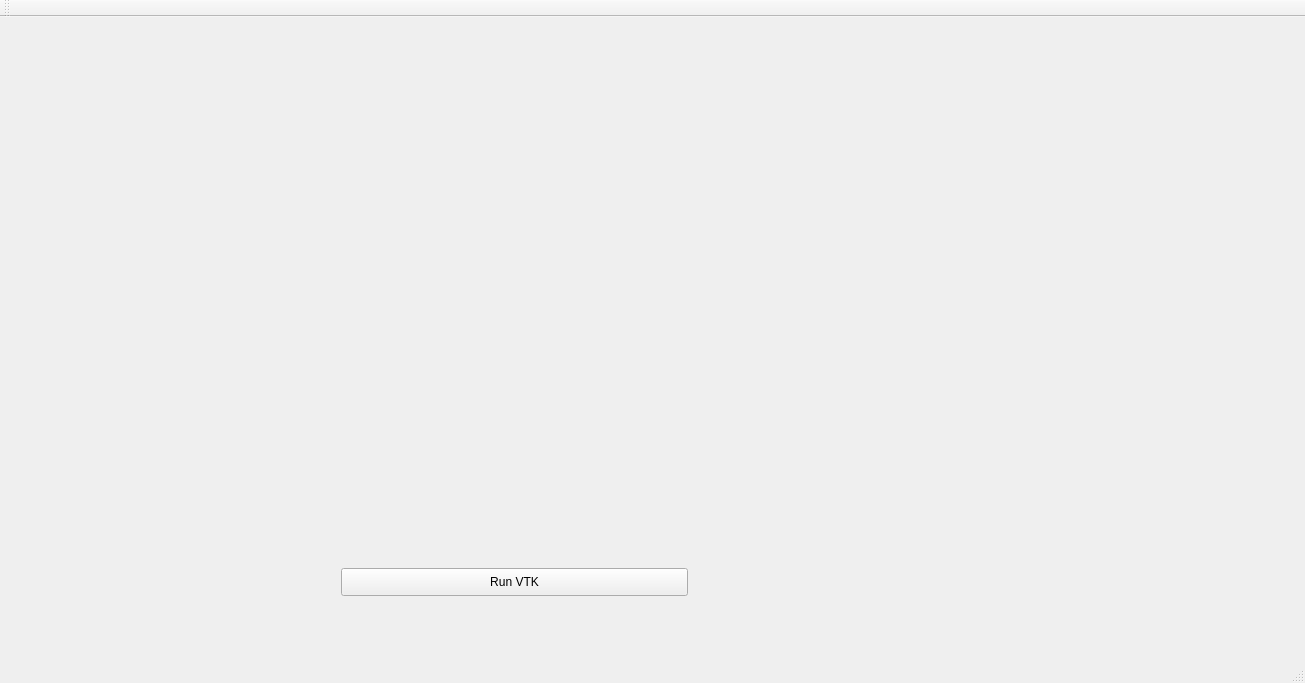
Old version of the form Comparisoft/QT/Comparisoft/mainwindow.ui in the repository zifangah/Capstone3DModelling.
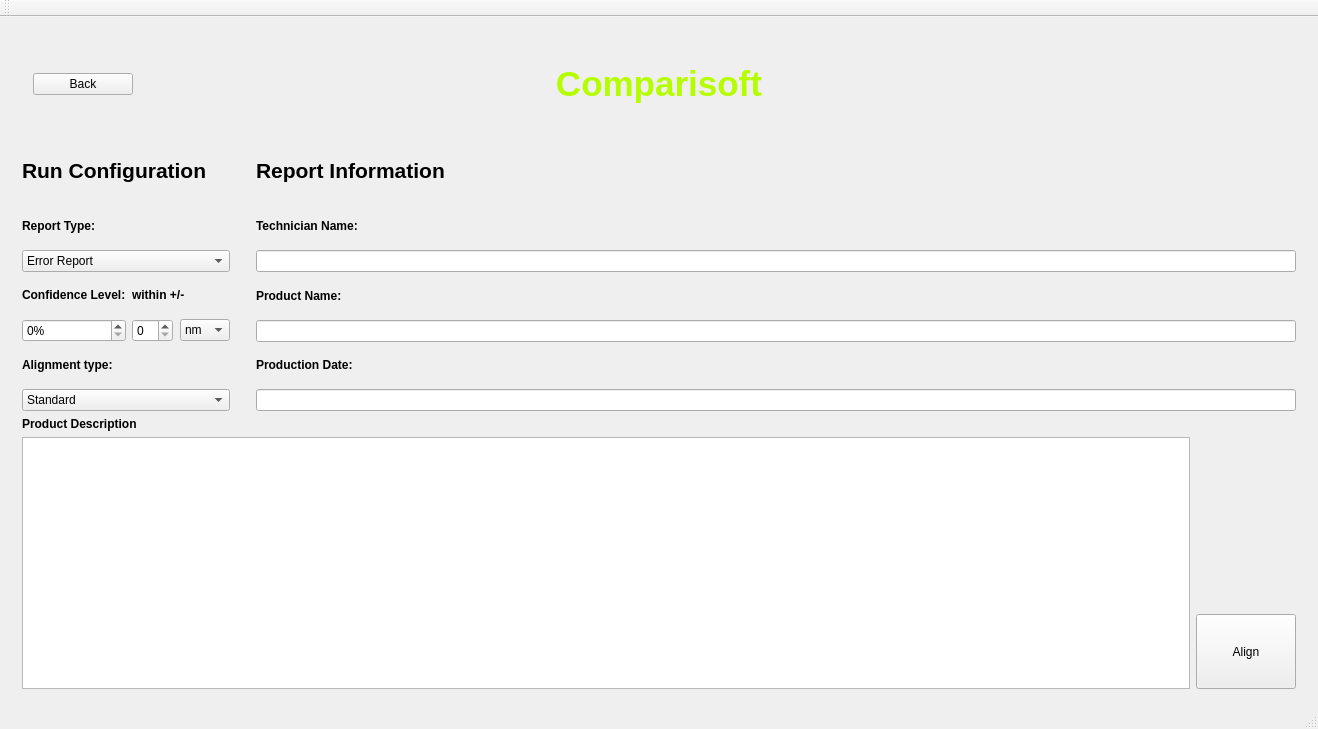
New version of the form. The open tabs and pages were chosen to show the change.

Commit message:
Latest UI changes included after merging master into UnifiedAlignment
Latest UI Changes

Patch:
```diff
--- a/Comparisoft/QT/Comparisoft/mainwindow.ui
+++ b/Comparisoft/QT/Comparisoft/mainwindow.ui
@@ -6,8 +6,8 @@
    <rect>
     <x>0</x>
     <y>0</y>
-    <width>1305</width>
-    <height>683</height>
+    <width>1318</width>
+    <height>729</height>
    </rect>
   </property>
   <property name="windowTitle">
@@ -21,8 +21,20 @@
     </sizepolicy>
    </property>
    <layout class="QVBoxLayout" name="verticalLayout_12">
+    <property name="topMargin">
+     <number>7</number>
+    </property>
+    <property name="bottomMargin">
+     <number>7</number>
+    </property>
     <item>
      <widget class="QStackedWidget" name="View_Holder">
+      <property name="minimumSize">
+       <size>
+        <width>0</width>
+        <height>0</height>
+       </size>
+      </property>
       <property name="currentIndex">
        <number>0</number>
       </property>
@@ -46,7 +58,10 @@
               <enum>QLayout::SetMinimumSize</enum>
              </property>
              <item>
-              <widget class="QLabel" name="label">
+              <widget class="QWidget" name="widget_4" native="true"/>
+             </item>
+             <item>
+              <widget class="QLabel" name="Banner">
                <property name="maximumSize">
                 <size>
                  <width>16777215</width>
@@ -278,19 +293,354 @@
        </layout>
       </widget>
       <widget class="QWidget" name="Config_Page">
-       <widget class="QPushButton" name="RunVTK">
-        <property name="geometry">
-         <rect>
-          <x>330</x>
-          <y>540</y>
-          <width>347</width>
-          <height>28</height>
-         </rect>
-        </property>
-        <property name="text">
-         <string>Run VTK</string>
-        </property>
-       </widget>
+       <layout class="QVBoxLayout" name="verticalLayout_15">
+        <item>
+         <widget class="QWidget" name="widget_3" native="true">
+          <property name="maximumSize">
+           <size>
+            <width>16777215</width>
+            <height>100</height>
+           </size>
+          </property>
+          <layout class="QVBoxLayout" name="verticalLayout_16">
+           <item>
+            <layout class="QHBoxLayout" name="horizontalLayout_10">
+             <property name="sizeConstraint">
+              <enum>QLayout::SetMinimumSize</enum>
+             </property>
+             <item>
+              <widget class="QPushButton" name="ReturnToMainPage">
+               <property name="maximumSize">
+                <size>
+                 <width>100</width>
+                 <height>16777215</height>
+                </size>
+               </property>
+               <property name="text">
+                <string>Back</string>
+               </property>
+              </widget>
+             </item>
+             <item>
+              <widget class="QWidget" name="widget_6" native="true"/>
+             </item>
+             <item>
+              <widget class="QLabel" name="Banner_2">
+               <property name="maximumSize">
+                <size>
+                 <width>16777215</width>
+                 <height>50</height>
+                </size>
+               </property>
+               <property name="text">
+                <string>&lt;html&gt;&lt;head/&gt;&lt;body&gt;&lt;p&gt;&lt;span style=&quot; font-size:26pt; font-weight:600; color:#b6fd01;&quot;&gt;Comparisoft&lt;/span&gt;&lt;/p&gt;&lt;/body&gt;&lt;/html&gt;</string>
+               </property>
+               <property name="textFormat">
+                <enum>Qt::RichText</enum>
+               </property>
+               <property name="alignment">
+                <set>Qt::AlignCenter</set>
+               </property>
+              </widget>
+             </item>
+             <item>
+              <widget class="QWidget" name="widget_7" native="true">
+               <property name="minimumSize">
+                <size>
+                 <width>0</width>
+                 <height>76</height>
+                </size>
+               </property>
+              </widget>
+             </item>
+             <item>
+              <widget class="QWidget" name="widget_2" native="true">
+               <property name="maximumSize">
+                <size>
+                 <width>100</width>
+                 <height>16777215</height>
+                </size>
+               </property>
+              </widget>
+             </item>
+            </layout>
+           </item>
+          </layout>
+         </widget>
+        </item>
+        <item>
+         <layout class="QHBoxLayout" name="horizontalLayout_11">
+          <item>
+           <layout class="QVBoxLayout" name="verticalLayout_17">
+            <item>
+             <widget class="QLabel" name="label_15">
+              <property name="text">
+               <string>&lt;html&gt;&lt;head/&gt;&lt;body&gt;&lt;p&gt;&lt;span style=&quot; font-size:16pt; font-weight:600;&quot;&gt;Run Configuration&lt;/span&gt;&lt;/p&gt;&lt;/body&gt;&lt;/html&gt;</string>
+              </property>
+             </widget>
+            </item>
+            <item>
+             <layout class="QVBoxLayout" name="verticalLayout_20">
+              <item>
+               <widget class="QLabel" name="label">
+                <property name="text">
+                 <string>&lt;b&gt;Report Type:&lt;/b&gt;</string>
+                </property>
+               </widget>
+              </item>
+              <item>
+               <layout class="QHBoxLayout" name="horizontalLayout_21">
+                <item>
+                 <widget class="QComboBox" name="Report_Type">
+                  <property name="currentText">
+                   <string>Error Report</string>
+                  </property>
+                  <property name="currentIndex">
+                   <number>0</number>
+                  </property>
+                  <item>
+                   <property name="text">
+                    <string>Error Report</string>
+                   </property>
+                  </item>
+                 </widget>
+                </item>
+               </layout>
+              </item>
+             </layout>
+            </item>
+            <item>
+             <layout class="QHBoxLayout" name="horizontalLayout_13">
+              <item>
+               <layout class="QVBoxLayout" name="verticalLayout_21">
+                <item>
+                 <widget class="QLabel" name="label_9">
+                  <property name="text">
+                   <string>&lt;b&gt;Confidence Level:&lt;/b&gt;</string>
+                  </property>
+                 </widget>
+                </item>
+                <item>
+                 <layout class="QHBoxLayout" name="horizontalLayout_19">
+                  <item>
+                   <widget class="QSpinBox" name="Confidence_Level">
+                    <property name="suffix">
+                     <string>%</string>
+                    </property>
+                   </widget>
+                  </item>
+                 </layout>
+                </item>
+               </layout>
+              </item>
+              <item>
+               <layout class="QVBoxLayout" name="verticalLayout_22">
+                <item>
+                 <widget class="QLabel" name="label_10">
+                  <property name="text">
+                   <string>&lt;html&gt;&lt;head/&gt;&lt;body&gt;&lt;p&gt;&lt;span style=&quot; font-weight:600;&quot;&gt;within +/-&lt;/span&gt;&lt;/p&gt;&lt;/body&gt;&lt;/html&gt;</string>
+                  </property>
+                 </widget>
+                </item>
+                <item>
+                 <layout class="QHBoxLayout" name="horizontalLayout_12">
+                  <property name="spacing">
+                   <number>7</number>
+                  </property>
+                  <item>
+                   <widget class="QSpinBox" name="Error_Bound"/>
+                  </item>
+                  <item>
+                   <widget class="QComboBox" name="Error_Unit">
+                    <item>
+                     <property name="text">
+                      <string>nm</string>
+                     </property>
+                    </item>
+                    <item>
+                     <property name="text">
+                      <string>mm</string>
+                     </property>
+                    </item>
+                   </widget>
+                  </item>
+                 </layout>
+                </item>
+               </layout>
+              </item>
+             </layout>
+            </item>
+            <item>
+             <layout class="QHBoxLayout" name="horizontalLayout_14">
+              <item>
+               <layout class="QVBoxLayout" name="verticalLayout_23">
+                <item>
+                 <widget class="QLabel" name="label_11">
+                  <property name="text">
+                   <string>&lt;b&gt;Alignment type:&lt;/b&gt;</string>
+                  </property>
+                 </widget>
+                </item>
+                <item>
+                 <layout class="QHBoxLayout" name="horizontalLayout_20">
+                  <item>
+                   <widget class="QComboBox" name="Alignment_Type">
+                    <item>
+                     <property name="text">
+                      <string>Standard</string>
+                     </property>
+                    </item>
+                    <item>
+                     <property name="text">
+                      <string>Quick</string>
+                     </property>
+                    </item>
+                   </widget>
+                  </item>
+                 </layout>
+                </item>
+               </layout>
+              </item>
+             </layout>
+            </item>
+           </layout>
+          </item>
+          <item>
+           <spacer name="verticalSpacer">
+            <property name="orientation">
+             <enum>Qt::Vertical</enum>
+            </property>
+            <property name="sizeHint" stdset="0">
+             <size>
+              <width>20</width>
+              <height>40</height>
+             </size>
+            </property>
+           </spacer>
+          </item>
+          <item>
+           <layout class="QVBoxLayout" name="verticalLayout_18">
+            <item>
+             <widget class="QLabel" name="label_16">
+              <property name="minimumSize">
+               <size>
+                <width>0</width>
+                <height>0</height>
+               </size>
+              </property>
+              <property name="text">
+               <string>&lt;html&gt;&lt;head/&gt;&lt;body&gt;&lt;p&gt;&lt;span style=&quot; font-size:16pt; font-weight:600;&quot;&gt;Report Information&lt;/span&gt;&lt;/p&gt;&lt;/body&gt;&lt;/html&gt;</string>
+              </property>
+             </widget>
+            </item>
+            <item>
+             <layout class="QVBoxLayout" name="verticalLayout_24">
+              <item>
+               <widget class="QLabel" name="label_12">
+                <property name="text">
+                 <string>&lt;b&gt;Technician Name:&lt;/b&gt;</string>
+                </property>
+               </widget>
+              </item>
+              <item>
+               <widget class="QLineEdit" name="Technician_Name"/>
+              </item>
+             </layout>
+            </item>
+            <item>
+             <layout class="QVBoxLayout" name="verticalLayout_25">
+              <item>
+               <widget class="QLabel" name="label_13">
+                <property name="text">
+                 <string>&lt;html&gt;&lt;head/&gt;&lt;body&gt;&lt;p&gt;&lt;span style=&quot; font-weight:600;&quot;&gt;Product Name:&lt;/span&gt;&lt;/p&gt;&lt;/body&gt;&lt;/html&gt;</string>
+                </property>
+               </widget>
+              </item>
+              <item>
+               <widget class="QLineEdit" name="Product_Name"/>
+              </item>
+             </layout>
+            </item>
+            <item>
+             <layout class="QVBoxLayout" name="verticalLayout_26">
+              <item>
+               <widget class="QLabel" name="label_14">
+                <property name="text">
+                 <string>&lt;b&gt;Production Date:&lt;/b&gt;</string>
+                </property>
+               </widget>
+              </item>
+              <item>
+               <widget class="QLineEdit" name="Production_Date"/>
+              </item>
+             </layout>
+            </item>
+           </layout>
+          </item>
+         </layout>
+        </item>
+        <item>
+         <layout class="QVBoxLayout" name="verticalLayout_19">
+          <item>
+           <layout class="QHBoxLayout" name="horizontalLayout_18">
+            <item>
+             <layout class="QVBoxLayout" name="verticalLayout_32">
+              <item>
+               <widget class="QLabel" name="label_20">
+                <property name="text">
+                 <string>&lt;b&gt;Product Description&lt;/b&gt;</string>
+                </property>
+               </widget>
+              </item>
+              <item>
+               <widget class="QTextEdit" name="Product_Description"/>
+              </item>
+             </layout>
+            </item>
+            <item>
+             <layout class="QVBoxLayout" name="verticalLayout_33">
+              <item>
+               <spacer name="verticalSpacer_5">
+                <property name="orientation">
+                 <enum>Qt::Vertical</enum>
+                </property>
+                <property name="sizeHint" stdset="0">
+                 <size>
+                  <width>20</width>
+                  <height>40</height>
+                 </size>
+                </property>
+               </spacer>
+              </item>
+              <item>
+               <widget class="QPushButton" name="RunVTK">
+                <property name="minimumSize">
+                 <size>
+                  <width>100</width>
+                  <height>75</height>
+                 </size>
+                </property>
+                <property name="maximumSize">
+                 <size>
+                  <width>200</width>
+                  <height>16777215</height>
+                 </size>
+                </property>
+                <property name="layoutDirection">
+                 <enum>Qt::LeftToRight</enum>
+                </property>
+                <property name="text">
+                 <string>Align</string>
+                </property>
+               </widget>
+              </item>
+             </layout>
+            </item>
+           </layout>
+          </item>
+         </layout>
+        </item>
+       </layout>
       </widget>
      </widget>
     </item>
```
Left out of the diff: 137 changed lines with no effect on the pictures. The commit also changes 2 other files.
